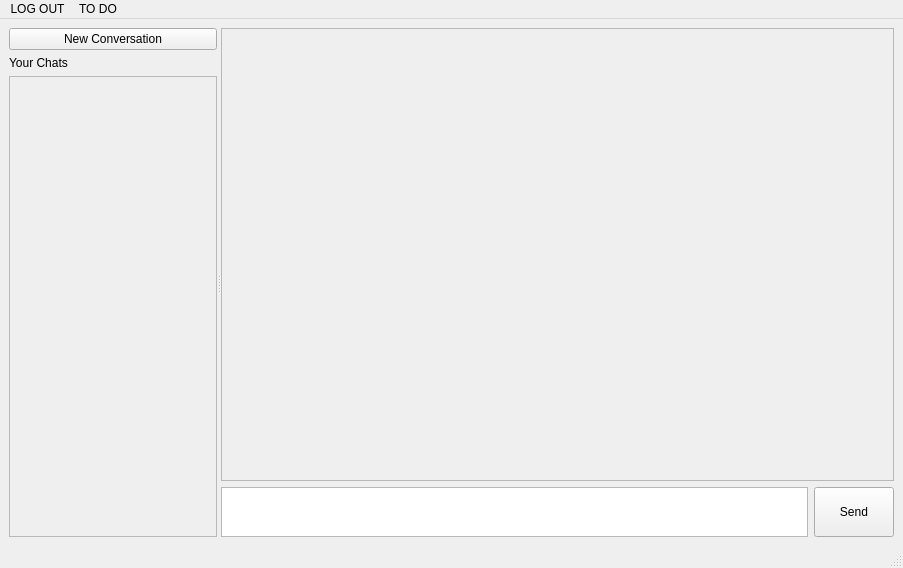
This is LAA/mainwindow.ui in Louda511/Lawyer_Assistant_App as Qt 5 draws it before an edit. The edited form follows.
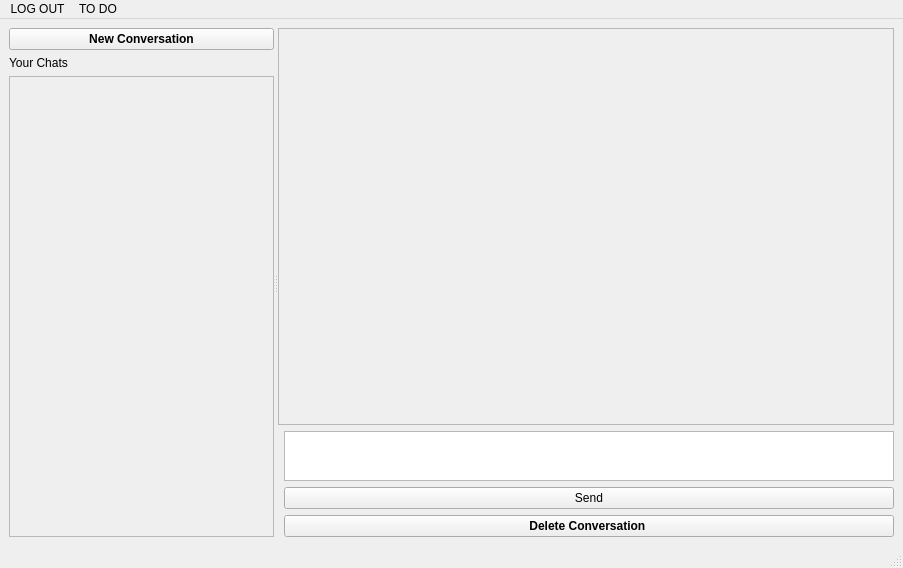
This is the edited form.

Commit message: general/feat/15/store_chat_in_db: Added class Chat functions To deal with DB

What changed in the file:
```diff
--- a/LAA/mainwindow.ui
+++ b/LAA/mainwindow.ui
@@ -24,6 +24,11 @@
        <layout class="QVBoxLayout" name="verticalLayout_3">
         <item>
          <widget class="QPushButton" name="pushButtonNewChat">
+          <property name="font">
+           <font>
+            <bold>true</bold>
+           </font>
+          </property>
           <property name="text">
            <string>New Conversation</string>
           </property>
@@ -49,7 +54,7 @@
             <rect>
              <x>0</x>
              <y>0</y>
-             <width>203</width>
+             <width>256</width>
              <height>445</height>
             </rect>
            </property>
@@ -65,7 +70,54 @@
       </widget>
       <widget class="QWidget" name="layoutWidget">
        <layout class="QGridLayout" name="gridLayout">
-        <item row="1" column="0">
+        <item row="0" column="0" colspan="2">
+         <widget class="QScrollArea" name="scrollAreaChats">
+          <property name="widgetResizable">
+           <bool>true</bool>
+          </property>
+          <widget class="QWidget" name="scrollAreaChatsWidgetContents">
+           <property name="geometry">
+            <rect>
+             <x>0</x>
+             <y>0</y>
+             <width>612</width>
+             <height>380</height>
+            </rect>
+           </property>
+           <layout class="QVBoxLayout" name="verticalLayout_2">
+            <item>
+             <layout class="QVBoxLayout" name="scrollAreaChatsLayout"/>
+            </item>
+           </layout>
+          </widget>
+         </widget>
+        </item>
+        <item row="2" column="1">
+         <widget class="QPushButton" name="pushButtonSendReq">
+          <property name="sizePolicy">
+           <sizepolicy hsizetype="Minimum" vsizetype="Preferred">
+            <horstretch>0</horstretch>
+            <verstretch>0</verstretch>
+           </sizepolicy>
+          </property>
+          <property name="text">
+           <string>Send</string>
+          </property>
+         </widget>
+        </item>
+        <item row="4" column="1">
+         <widget class="QPushButton" name="pushButtonDeleteConversation">
+          <property name="font">
+           <font>
+            <bold>true</bold>
+           </font>
+          </property>
+          <property name="text">
+           <string>Delete Conversation </string>
+          </property>
+         </widget>
+        </item>
+        <item row="1" column="1">
          <widget class="QTextEdit" name="textEditMsg">
           <property name="sizePolicy">
            <sizepolicy hsizetype="Expanding" vsizetype="MinimumExpanding">
@@ -81,41 +133,6 @@
           </property>
          </widget>
         </item>
-        <item row="1" column="1">
-         <widget class="QPushButton" name="pushButtonSendReq">
-          <property name="sizePolicy">
-           <sizepolicy hsizetype="Minimum" vsizetype="Preferred">
-            <horstretch>0</horstretch>
-            <verstretch>0</verstretch>
-           </sizepolicy>
-          </property>
-          <property name="text">
-           <string>Send</string>
-          </property>
-         </widget>
-        </item>
-        <item row="0" column="0" colspan="2">
-         <widget class="QScrollArea" name="scrollAreaChats">
-          <property name="widgetResizable">
-           <bool>true</bool>
-          </property>
-          <widget class="QWidget" name="scrollAreaChatsWidgetContents">
-           <property name="geometry">
-            <rect>
-             <x>0</x>
-             <y>0</y>
-             <width>665</width>
-             <height>442</height>
-            </rect>
-           </property>
-           <layout class="QVBoxLayout" name="verticalLayout_2">
-            <item>
-             <layout class="QVBoxLayout" name="scrollAreaChatsLayout"/>
-            </item>
-           </layout>
-          </widget>
-         </widget>
-        </item>
        </layout>
       </widget>
      </widget>
```
The commit also changes 5 other files.
